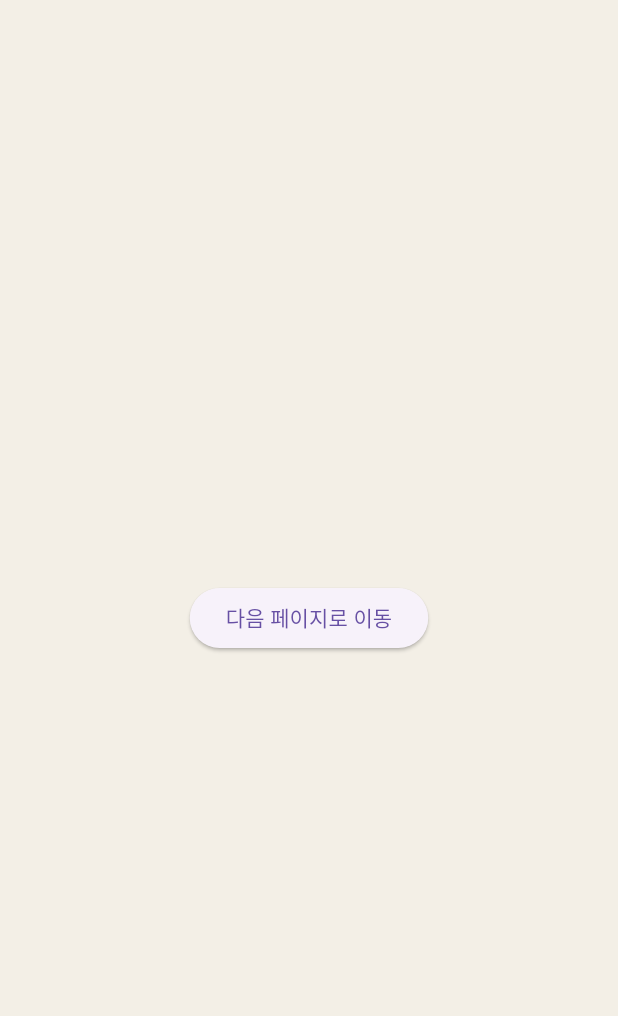
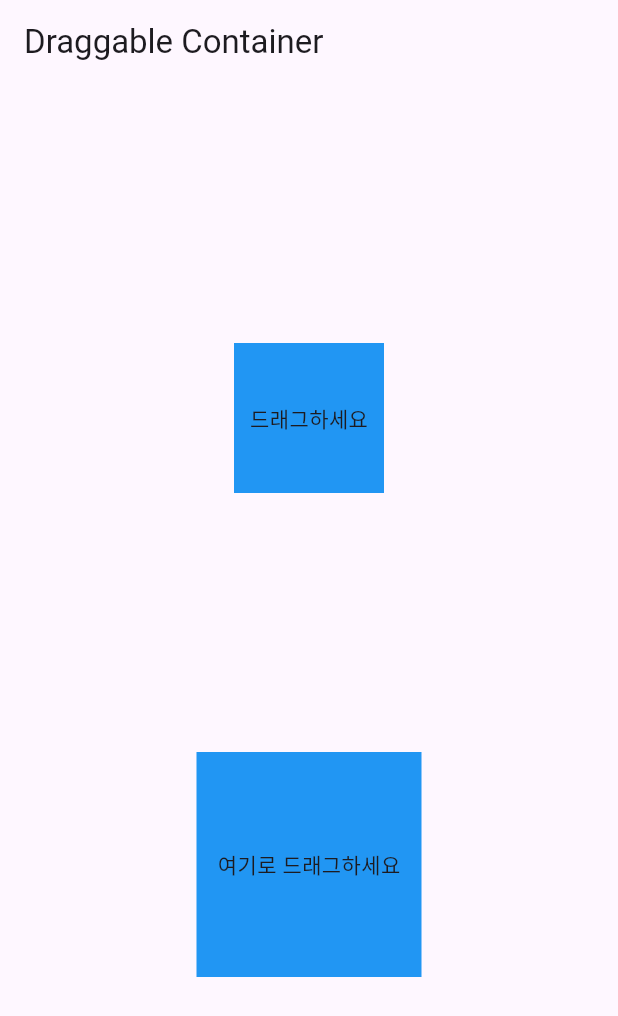
Before and after one commit to rac114/flutterRepo, a Flutter app: the screen it shows after launch, on a phone screen of 412 x 824 dp. Shown: the top 1016 px of the screen. Run offline on Flutter 3.47's test engine with Material 3 defaults, Android fonts, the phone set to English and light mode, and no system bars; missing offline and left inert: installed_apps.

Commit message:
main.dart 업데이트

```diff
--- a/lib/main.dart
+++ b/lib/main.dart
@@ -1,3 +1,4 @@
+/*
 import 'package:flutter/material.dart';
 import 'package:myapp/second_page.dart';
 
@@ -36,3 +37,78 @@ class FirstPage extends StatelessWidget {
     );
   }
 }
+*/
+
+import 'package:flutter/material.dart';
+
+void main() {
+  runApp(MyApp());
+}
+
+class MyApp extends StatelessWidget {
+  @override
+  Widget build(BuildContext context) {
+    return MaterialApp(
+      home: MyDraggableContainer(),
+    );
+  }
+}
+
+class MyDraggableContainer extends StatefulWidget {
+  @override
+  _MyDraggableContainerState createState() => _MyDraggableContainerState();
+}
+
+class _MyDraggableContainerState extends State<MyDraggableContainer> {
+  Color _containerColor = Colors.blue;
+  String _message = '여기로 드래그하세요';
+
+  @override
+  Widget build(BuildContext context) {
+    return Scaffold(
+      appBar: AppBar(title: Text('Draggable Container')),
+      body: Center(
+        child: Column(
+          mainAxisAlignment: MainAxisAlignment.spaceEvenly,
+          children: <Widget>[
+            // 드래그 가능한 컨테이너
+            Draggable<Color>(
+              data: Colors.red, // 드래그 시 전달할 데이터
+              child: Container(
+                width: 100,
+                height: 100,
+                color: Colors.blue,
+                child: Center(child: Text('드래그하세요')),
+              ),
+              feedback: Container(
+                width: 100,
+                height: 100,
+                color: Colors.red.withOpacity(0.5),
+                child: Center(child: Text('드래그 중')),
+              ),
+            ),
+
+            // 드래그된 컨테이너가 놓일 곳
+            DragTarget<Color>(
+              onWillAccept: (data) => data == Colors.red,
+              onAccept: (data) {
+                setState(() {
+                  _containerColor = data;
+                  _message = '드래그 성공!';
+                });
+              },
+              builder: (context, candidateData, rejectedData) {
+                return Container(
+                  width: 150,
+                  height: 150,
+                  color: _containerColor,
+                  child: Center(child: Text(_message)),
+                );
+              },
+            ),
+          ],
+        ),
+      ),
+    );
+  }
+}
```
